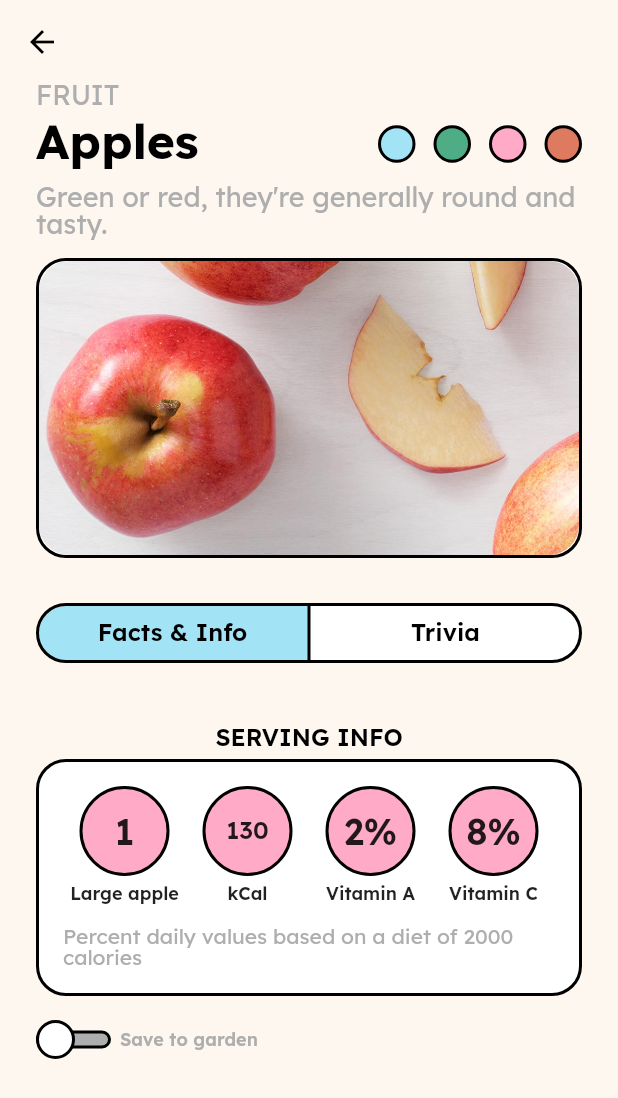
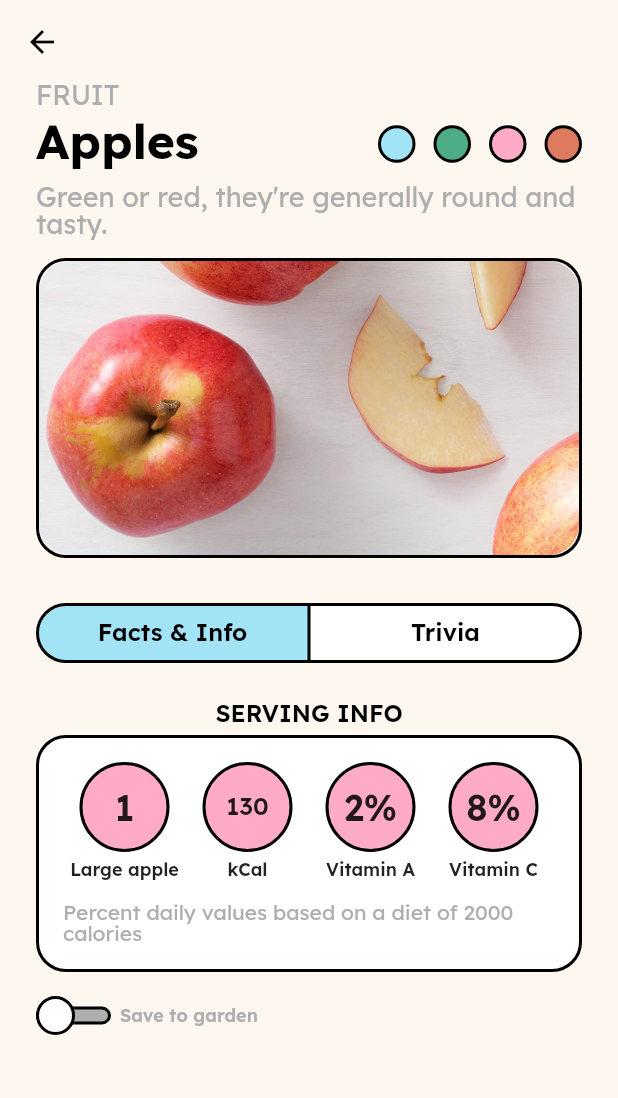
Before and after one commit to leighajarett/veggie_seasons_v2, a Flutter app: the screen it shows after launch, after a tap on "Apples", on a phone screen of 412 x 824 dp. Shown: the top 1098 px of the screen. Run offline on Flutter 3.47's test engine with Material 2 defaults, Android fonts, the phone set to English and light mode, and no system bars; our stand-ins replace font_awesome_flutter, gap, google_fonts, shared_preferences; missing offline and left inert: dart:ffi, widgetbook, widgetbook_annotation.

Commit message:
remove extra spacing on details page with toggle

```diff
--- a/lib/screens/VeggieDetail.dart
+++ b/lib/screens/VeggieDetail.dart
@@ -140,7 +140,6 @@ class _VeggieDetailState extends State<VeggieDetail> {
                   )
                 : Column(
                     children: [
-                      SizedBox(height: $styles.padding.m),
                       Text("SERVING INFO",
                           style: $styles.text.heading3
                               .copyWith(color: $styles.colors.black)),
```
